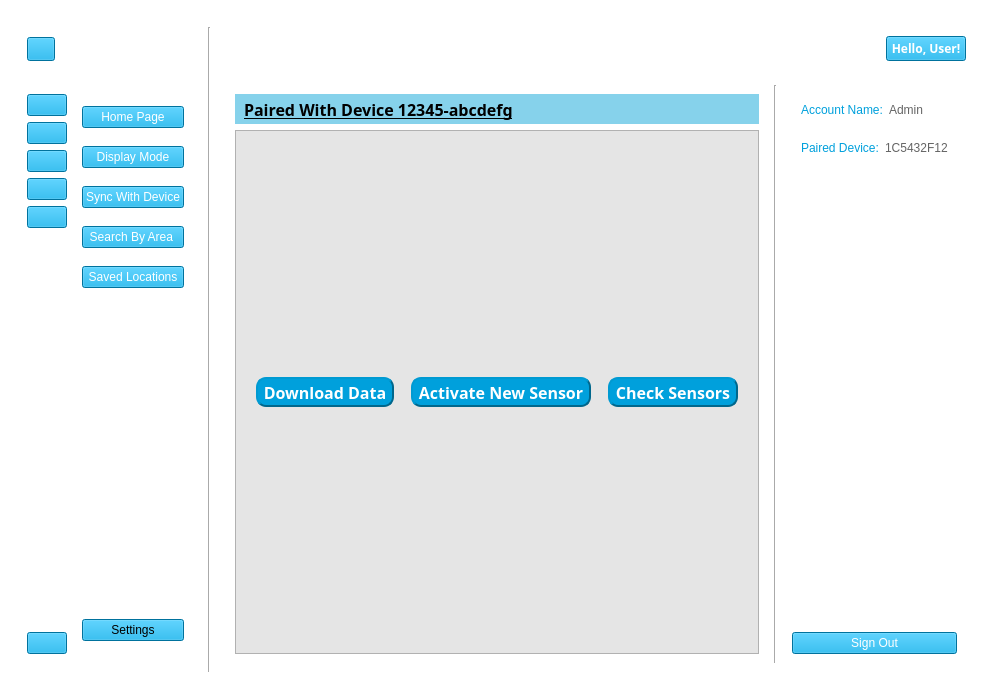
The window that User Interface/WeatherApp.ui (sarscheps/Project---UI-Communications) describes before a commit, drawn with Qt 5.
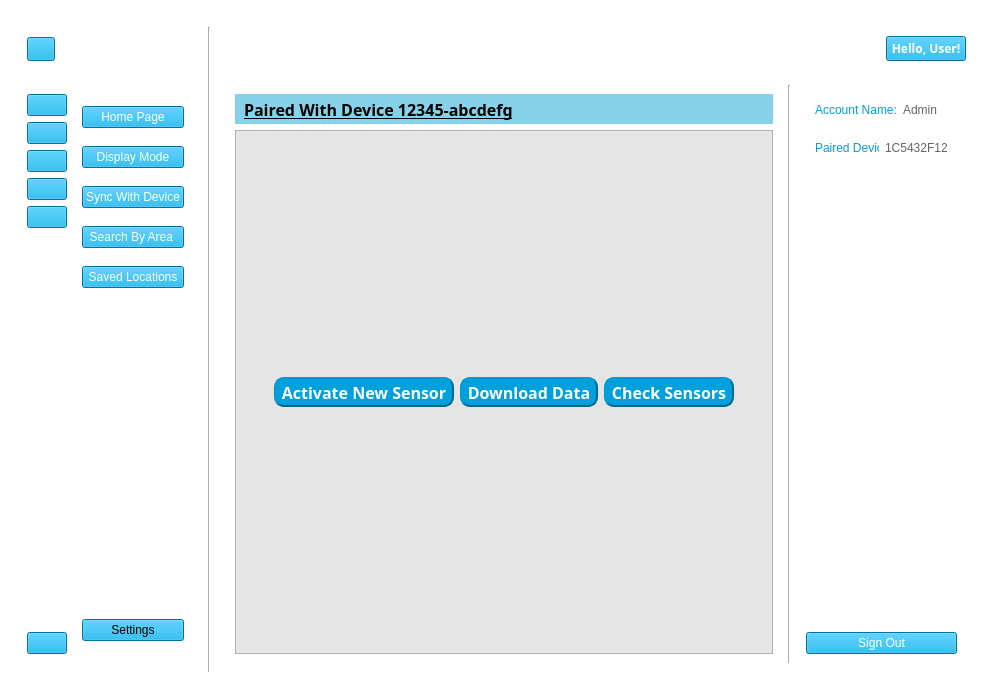
The same window after the commit. Icons and pictures are not drawn. Custom widgets are drawn as their Qt base class.

Commit message: sync page format small changes

Diff of the .ui file:
```diff
--- a/User Interface/WeatherApp.ui
+++ b/User Interface/WeatherApp.ui
@@ -1056,6 +1056,57 @@
                        </property>
                        <layout class="QHBoxLayout" name="horizontalLayout_15">
                         <item>
+                         <spacer name="horizontalSpacer_3">
+                          <property name="orientation">
+                           <enum>Qt::Horizontal</enum>
+                          </property>
+                          <property name="sizeHint" stdset="0">
+                           <size>
+                            <width>27</width>
+                            <height>20</height>
+                           </size>
+                          </property>
+                         </spacer>
+                        </item>
+                        <item>
+                         <widget class="QWidget" name="widget" native="true">
+                          <layout class="QHBoxLayout" name="horizontalLayout_16">
+                           <item>
+                            <widget class="QToolButton" name="toolButton_3">
+                             <property name="sizePolicy">
+                              <sizepolicy hsizetype="Fixed" vsizetype="Fixed">
+                               <horstretch>16</horstretch>
+                               <verstretch>12</verstretch>
+                              </sizepolicy>
+                             </property>
+                             <property name="font">
+                              <font>
+                               <family>Segoe UI Variable Display Semib</family>
+                               <pointsize>12</pointsize>
+                               <bold>true</bold>
+                              </font>
+                             </property>
+                             <property name="styleSheet">
+                              <string notr="true">QToolButton{
+background-color:rgb(0, 160, 220);
+color: white;
+border:2px;
+border-style: outset;
+border-color:rgb(0, 103, 140);
+border-radius: 10px;
+}
+
+QToolButton:pressed{
+background-color:rgb(0, 103, 140);
+border-color:rgb(0, 95, 130);
+}</string>
+                             </property>
+                             <property name="text">
+                              <string>Activate New Sensor</string>
+                             </property>
+                            </widget>
+                           </item>
+                           <item>
                          <widget class="QToolButton" name="toolButton">
                           <property name="enabled">
                            <bool>true</bool>
@@ -1099,41 +1150,6 @@
                           </property>
                          </widget>
                         </item>
-                        <item>
-                         <widget class="QToolButton" name="toolButton_3">
-                          <property name="sizePolicy">
-                           <sizepolicy hsizetype="Fixed" vsizetype="Fixed">
-                            <horstretch>16</horstretch>
-                            <verstretch>12</verstretch>
-                           </sizepolicy>
-                          </property>
-                          <property name="font">
-                           <font>
-                            <family>Segoe UI Variable Display Semib</family>
-                            <pointsize>12</pointsize>
-                            <bold>true</bold>
-                           </font>
-                          </property>
-                          <property name="styleSheet">
-                           <string notr="true">QToolButton{
-background-color:rgb(0, 160, 220);
-color: white;
-border:2px;
-border-style: outset;
-border-color:rgb(0, 103, 140);
-border-radius: 10px;
-}
-
-QToolButton:pressed{
-background-color:rgb(0, 103, 140);
-border-color:rgb(0, 95, 130);
-}</string>
-                          </property>
-                          <property name="text">
-                           <string>Activate New Sensor</string>
-                          </property>
-                         </widget>
-                        </item>
                         <item>
                          <widget class="QToolButton" name="toolButton_2">
                           <property name="font">
@@ -1162,6 +1178,22 @@
                            <string>Check Sensors</string>
                           </property>
                          </widget>
+                           </item>
+                          </layout>
+                         </widget>
+                        </item>
+                        <item>
+                         <spacer name="horizontalSpacer_4">
+                          <property name="orientation">
+                           <enum>Qt::Horizontal</enum>
+                          </property>
+                          <property name="sizeHint" stdset="0">
+                           <size>
+                            <width>27</width>
+                            <height>20</height>
+                           </size>
+                          </property>
+                         </spacer>
                         </item>
                        </layout>
                       </widget>
```
Lines whose indentation alone changed are shown as unchanged. The commit also changes 1 other file.
